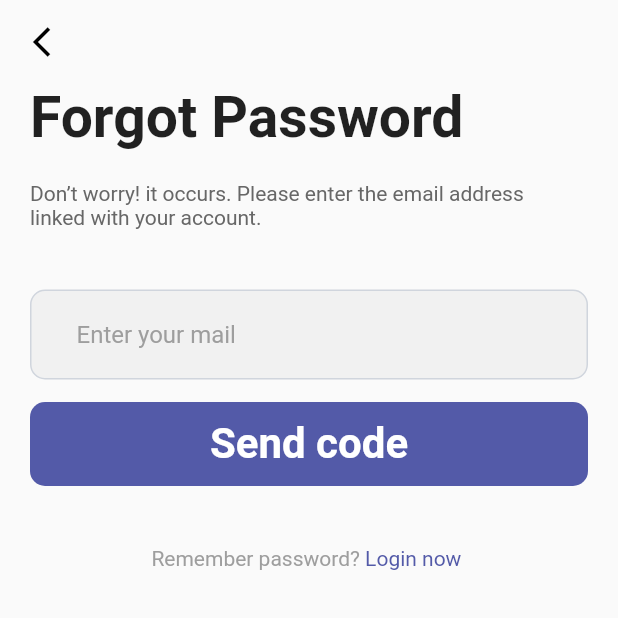
After one commit to Zimmer550i/hallify, a Flutter app: the ForgotPassword screen opened directly, on a phone screen of 412 x 824 dp, the top half of it. The commit adds this screen. Run offline on Flutter 3.47's test engine with Material 2 defaults, Android fonts, the phone set to English and light mode, and no system bars.

Commit message:
add - forgot_pass screen

```diff
--- /dev/null
+++ b/lib/pages/forgot_pass.dart
@@ -0,0 +1,87 @@
+import 'package:flutter/material.dart';
+import 'package:hallify/pages/login.dart';
+import 'package:hallify/utils/constants.dart';
+import 'package:hallify/widgets/button.dart';
+import 'package:hallify/widgets/input.dart';
+
+class ForgotPassword extends StatelessWidget {
+  const ForgotPassword({super.key});
+
+  @override
+  Widget build(BuildContext context) {
+    return Scaffold(
+      appBar: AppBar(
+        leading: IconButton(
+          onPressed: () {
+            Navigator.of(context).pop();
+          },
+          icon: const Icon(
+            Icons.arrow_back_ios_outlined,
+            color: Colors.black,
+          ),
+        ),
+        backgroundColor: Theme.of(context).scaffoldBackgroundColor,
+        elevation: 0,
+      ),
+      body: Padding(
+        padding: const EdgeInsets.symmetric(horizontal: 20),
+        child: Column(
+          children: [
+            const Row(
+              children: [
+                Text(
+                  "Forgot Password",
+                  textAlign: TextAlign.left,
+                  style: TextStyle(
+                    fontSize: 38,
+                    fontWeight: FontWeight.bold,
+                  ),
+                ),
+              ],
+            ),
+            const Padding(
+              padding: EdgeInsets.only(
+                top: 20, bottom: 30, right: 20,
+              ),
+              child: Text(
+                "Don’t worry! it occurs. Please enter the email address linked with your account.",
+                textAlign: TextAlign.left,
+                style: TextStyle(
+                  color: Color(0xff676767),
+                ),
+              ),
+            ),
+            const Input(hintText: "Enter your mail"),
+            const Padding(
+              padding: EdgeInsets.only(top: 5, bottom: 40,),
+              child: Button(text: "Send code", width: double.infinity,),
+            ),
+            Row(
+              mainAxisSize: MainAxisSize.max,
+              mainAxisAlignment: MainAxisAlignment.center,
+              children: [
+                const Text(
+                  "Remember password?",
+                  style: TextStyle(color: Colors.grey),
+                ),
+                GestureDetector(
+                  onTap: () {
+                    Navigator.of(context).pushReplacement(
+                      MaterialPageRoute(
+                        builder: (_) => const LoginScreen(),
+                      ),
+                    );
+                  },
+                  child: const Text(
+                    " Login now ",
+                    style: TextStyle(color: primaryColor),
+                  ),
+                ),
+              ],
+            ),
+          ],
+        ),
+      ),
+    );
+  }
+}
--- a/lib/pages/login.dart
+++ b/lib/pages/login.dart
@@ -1,4 +1,5 @@
 import 'package:flutter/material.dart';
+import 'package:hallify/pages/forgot_pass.dart';
 import 'package:hallify/pages/signup.dart';
 import 'package:hallify/utils/constants.dart';
 import 'package:hallify/widgets/button.dart';
@@ -63,9 +64,9 @@ class LoginScreen extends StatelessWidget {
               children: [
                 GestureDetector(
                   onTap: () {
-                    Navigator.of(context).pushReplacement(
+                    Navigator.of(context).push(
                       MaterialPageRoute(
-                        builder: (_) => const LoginScreen(),
+                        builder: (_) => const ForgotPassword(),
                       ),
                     );
                   },
```
